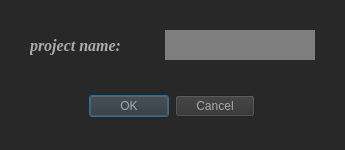
Qt form project_management/create_project.ui (AP-projects-4001/hamidreza-ataei) before a commit.
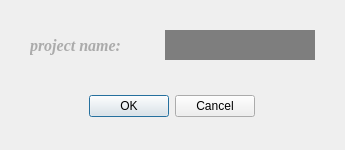
The same form after that commit.

```diff
--- a/project_management/create_project.ui
+++ b/project_management/create_project.ui
@@ -26,7 +26,7 @@
    <string>Dialog</string>
   </property>
   <property name="styleSheet">
-   <string notr="true">background-color: rgb(40, 40, 40);</string>
+   <string notr="true"/>
   </property>
   <widget class="QDialogButtonBox" name="buttonBox">
    <property name="geometry">
@@ -41,8 +41,7 @@
     <cursorShape>PointingHandCursor</cursorShape>
    </property>
    <property name="styleSheet">
-    <string notr="true">color: rgb(171, 171, 171);
-background-color: rgb(50, 50, 50);</string>
+    <string notr="true"/>
    </property>
    <property name="orientation">
     <enum>Qt::Horizontal</enum>
```
